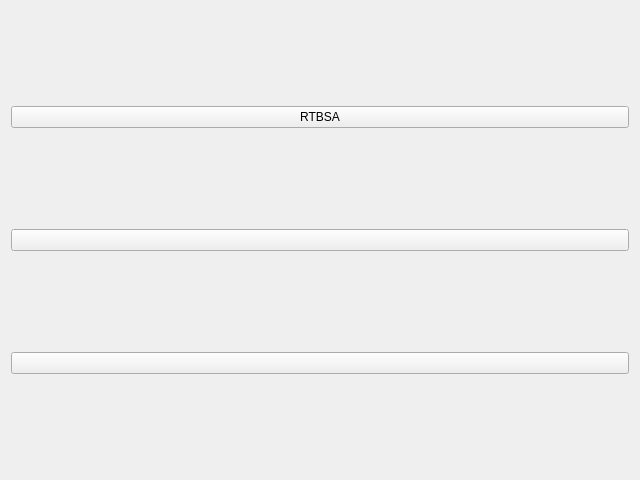
Before: the Qt Designer form lisa/devPanelLisa.ui in slaclab/devPanel, drawn with Qt 5.
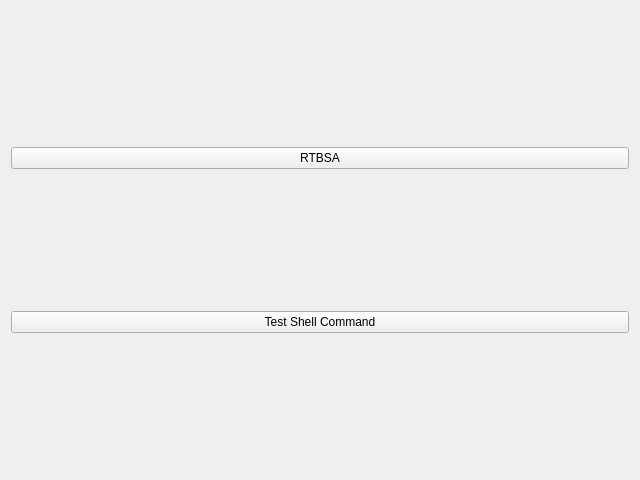
After: the same form once the commit is applied. Custom widgets are drawn as their Qt base class.

Commit message: removing deprecated intelclass

```diff
--- a/lisa/devPanelLisa.ui
+++ b/lisa/devPanelLisa.ui
@@ -14,13 +14,6 @@
    <string>Form</string>
   </property>
   <layout class="QGridLayout" name="gridLayout">
-   <item row="1" column="0">
-    <widget class="PyDMShellCommand" name="PyDMShellCommand_2">
-     <property name="toolTip">
-      <string/>
-     </property>
-    </widget>
-   </item>
    <item row="0" column="0">
     <widget class="PyDMShellCommand" name="rtbsa">
      <property name="toolTip">
@@ -36,11 +29,19 @@
      </property>
     </widget>
    </item>
-   <item row="2" column="0">
-    <widget class="PyDMShellCommand" name="PyDMShellCommand_3">
+   <item row="1" column="0">
+    <widget class="PyDMShellCommand" name="testShellCommand">
      <property name="toolTip">
       <string/>
      </property>
+     <property name="text">
+      <string>Test Shell Command</string>
+     </property>
+     <property name="commands" stdset="0">
+      <stringlist>
+       <string>pydm ~/opsTools/devPanel/example/example.py</string>
+      </stringlist>
+     </property>
     </widget>
    </item>
   </layout>
```
The commit also changes 2 other files.
